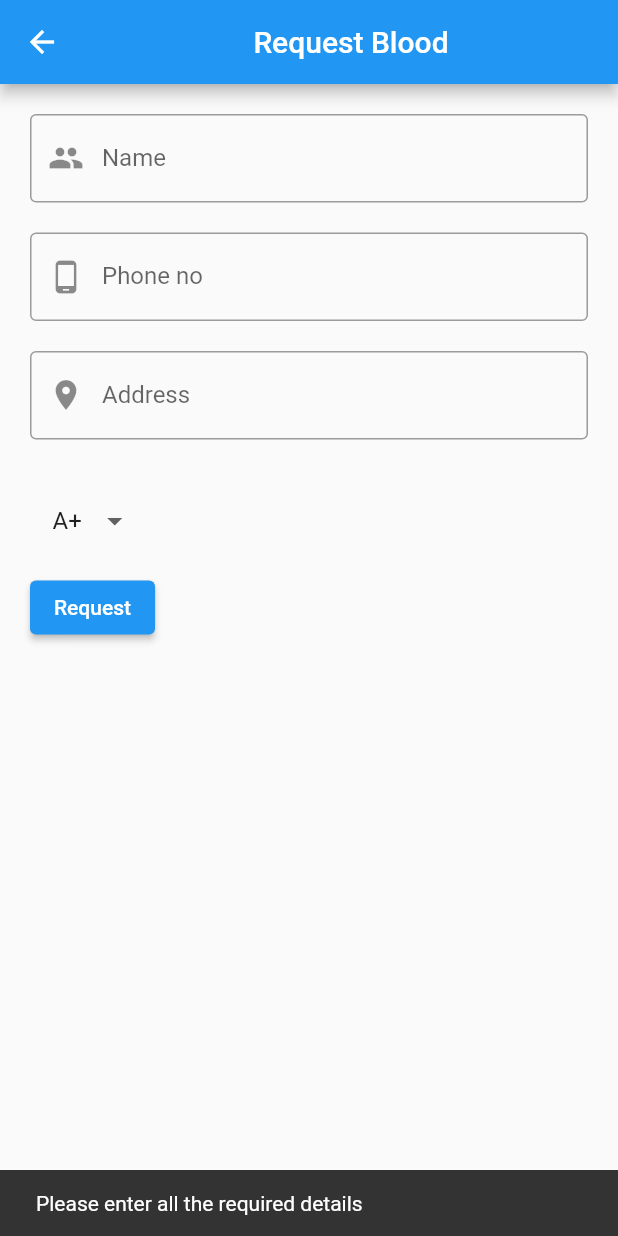
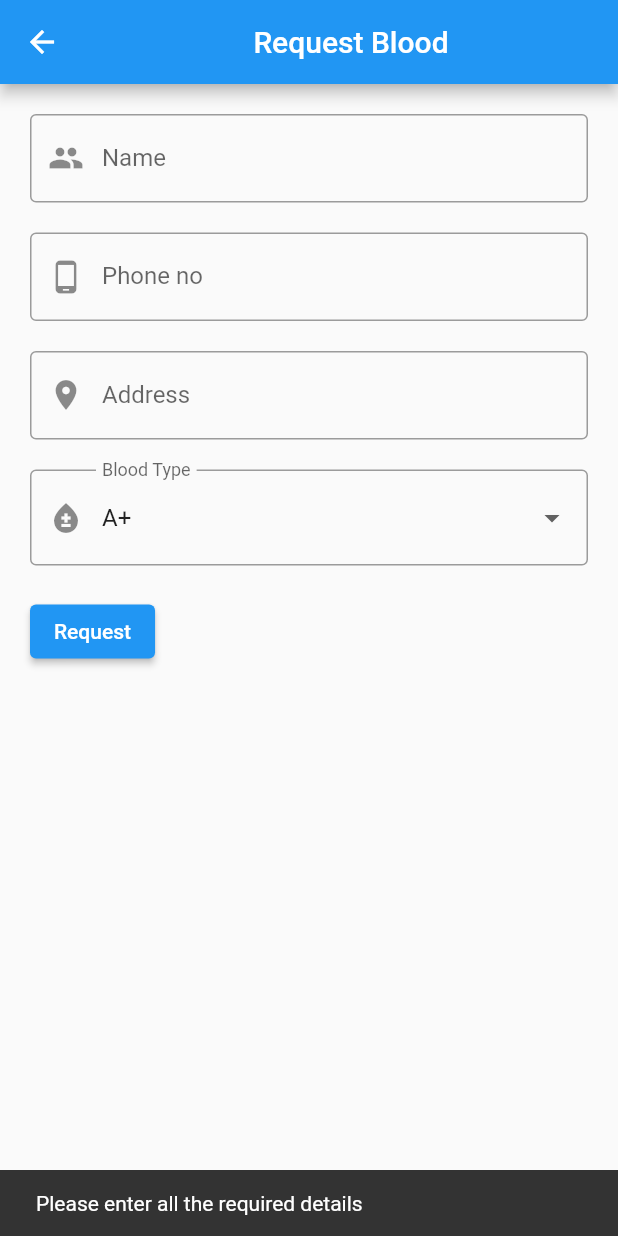
Before and after one commit to ThorOdinson246/Mero-Swasthya, a Flutter app: the RequestBlood screen opened directly, after a tap on "Request", on a phone screen of 412 x 824 dp. Run offline on Flutter 3.47's test engine with Material 2 defaults, Android fonts, the phone set to English and light mode, and no system bars; our stand-ins replace animated_bottom_navigation_bar, cloud_firestore, firebase_core, shared_preferences; missing offline and left inert: circular_reveal_animation, dart:ffi; accounts and stored records are empty; network calls fail.

Commit message:
BloodType data fixed

```diff
--- a/lib/lists/dropdown_requestblood.dart
+++ b/lib/lists/dropdown_requestblood.dart
@@ -1,4 +1,5 @@
 import 'package:flutter/material.dart';
+
 
 class CustomDropdownButton extends StatefulWidget {
   const CustomDropdownButton(
@@ -45,7 +46,6 @@ class _CustomDropdownButtonState extends State<CustomDropdownButton> {
                   dropdownValue = newDropdownValue!;
                 });
                 widget.onItemSelected(newDropdownValue);
-
               },
             ),
           ),
--- a/lib/pages/home.dart
+++ b/lib/pages/home.dart
@@ -1,5 +1,6 @@
 import 'dart:ffi';
 
+import 'package:cloud_firestore/cloud_firestore.dart';
 import 'package:testapp1/pages/explore.dart';
 import 'package:testapp1/pages/quiz.dart';
 import 'package:testapp1/pages/search_blood.dart';
@@ -123,6 +124,8 @@ class _HomeState extends State<Home> with SingleTickerProviderStateMixin {
 
   @override
   Widget build(BuildContext context) {
+    final CollectionReference dailyquote =
+      FirebaseFirestore.instance.collection('daily_quote');
     // String lesson;
     // double height = MediaQuery.of(context).size.height;
     double width = MediaQuery.of(context).size.width;
--- a/lib/pages/request_blood.dart
+++ b/lib/pages/request_blood.dart
@@ -9,6 +9,8 @@ class RequestBlood extends StatefulWidget {
   @override
   RequestBloodState createState() => RequestBloodState();
 }
+
+String? bloodtype;
 
 class RequestBloodState extends State<RequestBlood> {
 // text fields' controllers
@@ -106,6 +108,9 @@ class RequestBloodState extends State<RequestBlood> {
   @override
   Widget build(BuildContext context) {
     const defaultValue = 'A+';
+
+    late String? dropdownValue = 'A+';
+
     List<String> selectedItemValue = <String>[
       'A+',
       'A-',
@@ -168,11 +173,28 @@ class RequestBloodState extends State<RequestBlood> {
             const SizedBox(
               height: 20,
             ),
-            CustomDropdownButton(
-              defaultValue: defaultValue,
-              values: selectedItemValue,
-              onItemSelected: (value) {
-                print("Selected Item : $value");
+            DropdownButtonFormField<String>(
+              decoration: const InputDecoration(
+                border: OutlineInputBorder(
+                  borderSide: BorderSide(color: Colors.red, width: 5.0),
+                ),
+                labelText: 'Blood Type',
+                prefixIcon: Icon(Icons.bloodtype),
+              ),
+              value: dropdownValue,
+              items: selectedItemValue.map((dropValue) {
+                return DropdownMenuItem<String>(
+                  value: dropValue,
+                  child: Text(dropValue),
+                );
+              }).toList(),
+              onChanged: (newDropdownValue) {
+                setState(() {
+                  bloodtype = dropdownValue = newDropdownValue!;
+                  // bloodtype = dropdownValue;
+                });
+                print('$dropdownValue$bloodtype');
+                // widget.onItemSelected(newDropdownValue);
               },
             ),
             /*
@@ -205,17 +227,26 @@ class RequestBloodState extends State<RequestBlood> {
               },
             ),
             */
+            const SizedBox(
+              height: 20,
+            ),
             ElevatedButton(
               child: const Text('Request'),
               onPressed: () async {
                 final String name = _nameController.text;
                 final int? phone = int.tryParse(_phonenumber.text);
                 final String address = _address.text;
-                // final String bloodtype = ;
+                final String? blood = bloodtype;
                 // print('selectedItemValue = ${bloodtype}');
                 if (phone != null && name != '' && address != '') {
-                  await blood_requests
-                      .add({"name": name, "phone": phone, "address": address});
+                  await blood_requests.add(
+                    {
+                      "name": name,
+                      "phone": phone,
+                      "address": address,
+                      "bloodtype": bloodtype
+                    },
+                  );
                   Navigator.of(context).pop();
                   _nameController.text = '';
                   _phonenumber.text = '';
```
Also changed, not shown: lib/pages/search_blood.dart (+7 -0 lines).
